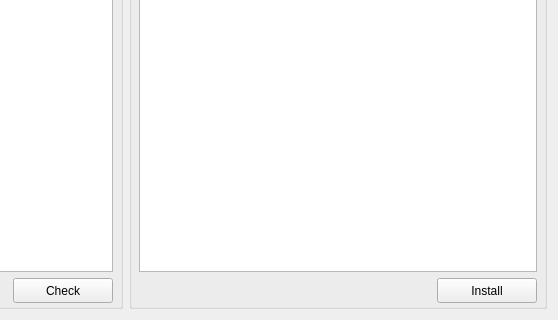
Above: PatcherGui/InstallerWidget.ui from mxprshn/databasePatcherGUI before the change; both pictures show x 307 to 865 and y 368 to 688 of the 865 by 688 pixel window. Below: the same form after it.
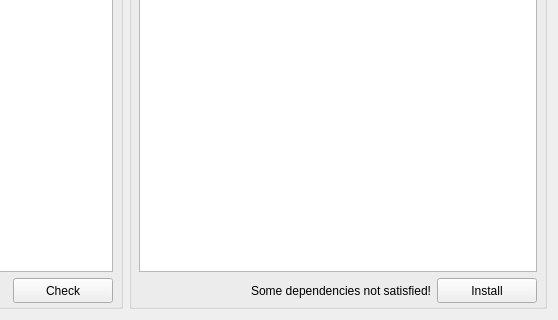
That is the form after the change. Icons and pictures are not drawn. Custom widgets are drawn as their Qt base class.

Diff of the .ui file:
```diff
--- a/PatcherGui/InstallerWidget.ui
+++ b/PatcherGui/InstallerWidget.ui
@@ -185,6 +185,31 @@
       <item>
        <widget class="PatchListWidget" name="patchListWidget"/>
       </item>
+      <item>
+       <layout class="QHBoxLayout" name="installButtonLayout">
+        <property name="topMargin">
+         <number>0</number>
+        </property>
+        <item>
+         <spacer name="installButtonSpacer">
+          <property name="orientation">
+           <enum>Qt::Horizontal</enum>
+          </property>
+          <property name="sizeHint" stdset="0">
+           <size>
+            <width>40</width>
+            <height>20</height>
+           </size>
+          </property>
+         </spacer>
+        </item>
+        <item>
+         <widget class="QLabel" name="installInfoLabel">
+          <property name="text">
+           <string>Some dependencies not satisfied!</string>
+          </property>
+         </widget>
+        </item>
       <item alignment="Qt::AlignRight">
        <widget class="QPushButton" name="installButton">
         <property name="sizePolicy">
@@ -219,6 +244,8 @@
          </size>
         </property>
        </widget>
+        </item>
+       </layout>
       </item>
      </layout>
     </widget>
```
Lines whose indentation alone changed are shown as unchanged.
